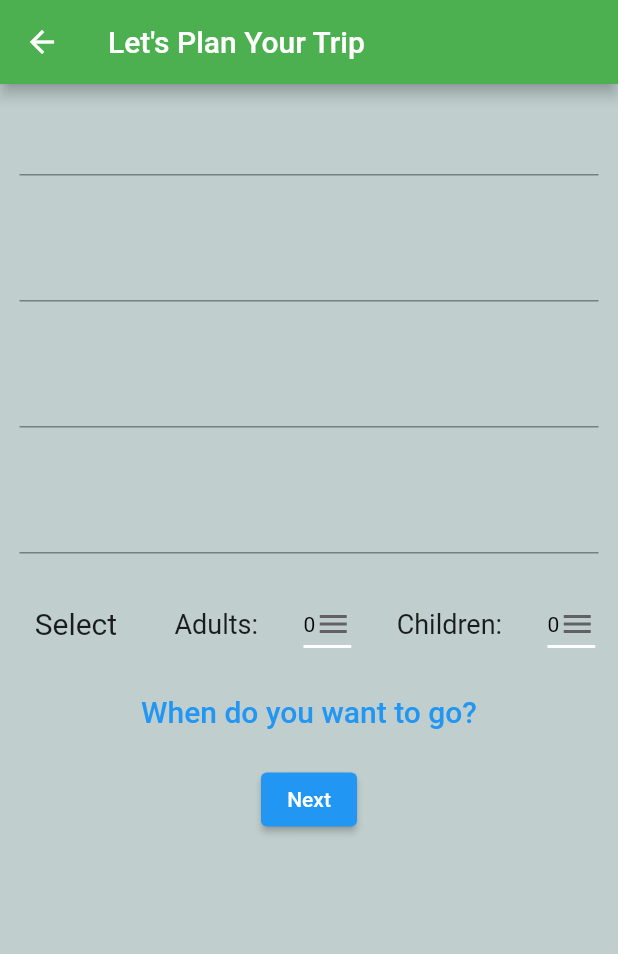
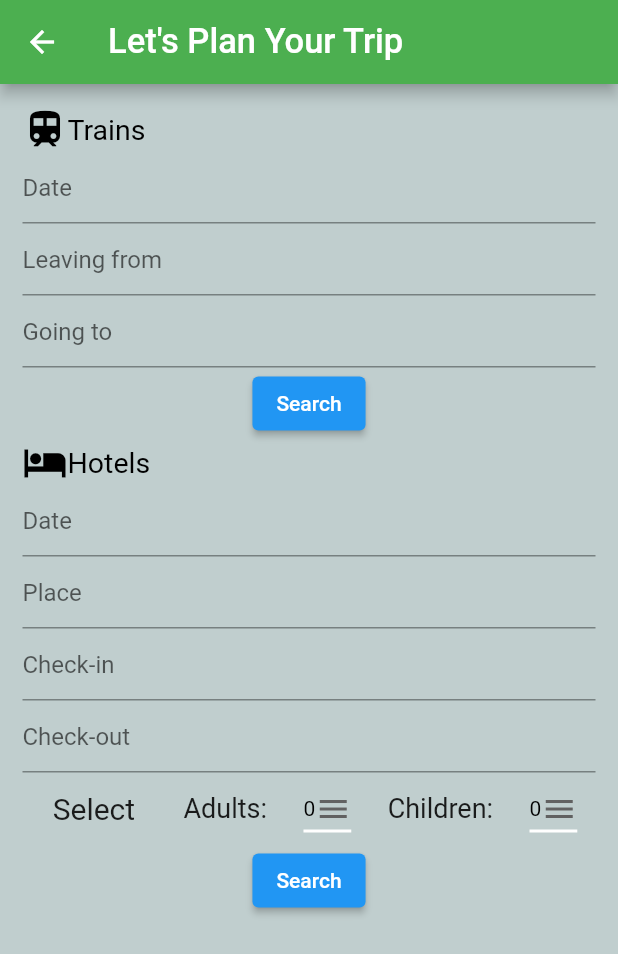
Before and after one commit to DevikaArun7/Sample_travel_ui, a Flutter app: the PlanYorTrip1 screen opened directly, after a tap on "Next", on a phone screen of 412 x 824 dp. Shown: the top 954 px of the screen. Run offline on Flutter 3.47's test engine with Material 2 defaults, Android fonts, the phone set to English and light mode, and no system bars; our stand-ins replace carousel_slider.

Commit message:
i completed second page of plan your trip page and train booking and i DID NOT add LISTTILE and i just started hotelbooking

```diff
--- a/lib/Screens/1_planyourtrip.dart
+++ b/lib/Screens/1_planyourtrip.dart
@@ -1,6 +1,7 @@
 
 import 'package:flutter/cupertino.dart';
 import 'package:flutter/material.dart';
+import 'package:sample_ui/Screens/2_planyourtrip.dart';
 
 import 'dropdownbutton.dart';
 
@@ -83,7 +84,10 @@ class _PlanYorTrip1State extends State<PlanYorTrip1> {
                 child: Text('When do you want to go?',style: TextStyle(fontSize: 20),),
               ),
               ),
-              ElevatedButton(onPressed: (){}, child: Text("Next"),),
+              ElevatedButton(onPressed: (){Navigator.push(
+                context,
+                MaterialPageRoute(builder:(context) => PlanYourTrip2()),
+              );}, child: Text("Next"),),
         ],
       ),
     );
--- /dev/null
+++ b/lib/Screens/2_planyourtrip.dart
@@ -0,0 +1,94 @@
+import 'package:flutter/material.dart';
+import 'package:flutter/src/widgets/framework.dart';
+import 'package:flutter/src/widgets/placeholder.dart';
+import 'package:sample_ui/Screens/1_planyourtrip.dart';
+import 'package:sample_ui/Screens/hotelbooking.dart';
+import 'package:sample_ui/Screens/trainbooking.dart';
+
+import 'dropdownbutton.dart';
+
+class PlanYourTrip2 extends StatefulWidget {
+  const PlanYourTrip2({super.key});
+
+  @override
+  State<PlanYourTrip2> createState() => _PlanYourTrip2State();
+}
+
+class _PlanYourTrip2State extends State<PlanYourTrip2> {
+  @override
+  Widget build(BuildContext context) {
+    return Scaffold(
+      backgroundColor: const Color(0xFFC0CECE),
+      appBar: AppBar(
+        backgroundColor: Colors.green,
+        title: Text("Let's Plan Your Trip",style: TextStyle(fontSize: 23),),
+      ),
+      body: SingleChildScrollView(
+        child: Padding(
+          padding: const EdgeInsets.all(15.0),
+          child: Column(
+            children: [
+              Row(
+                children: const [
+                  Icon(Icons.train,color: Colors.black,size: 30,),
+                  Text("Trains",style: TextStyle(fontSize: 19,color: Colors.black),),
+                ],
+              ),
+              TextFormField(decoration: InputDecoration(hintText: "Date"),),
+              TextFormField(decoration: InputDecoration(hintText: "Leaving from"),),
+              TextFormField(decoration: InputDecoration(hintText: "Going to"),),
+              ElevatedButton(onPressed: (){Navigator.push(
+                context,
+                MaterialPageRoute(builder:(context) => TrainBooking()),
+              );}, child: Text("Search"),),
+
+              Row(
+                children: const [
+                  Icon(Icons.hotel,color: Colors.black,size: 30,),
+                  Text("Hotels",style: TextStyle(fontSize: 19,color: Colors.black),),
+                ],
+              ),
+              TextFormField(decoration: InputDecoration(hintText: "Date"),),
+              TextFormField(decoration: InputDecoration(hintText: "Place"),),
+              TextFormField(decoration: InputDecoration(hintText: "Check-in"),),
+              TextFormField(decoration: InputDecoration(hintText: "Check-out"),),
+              Row(
+              mainAxisAlignment: MainAxisAlignment.spaceAround,
+              children: [
+                Padding(
+                  padding: const EdgeInsets.all(8.0),
+                  child: Text(
+                    "Select",
+                    style: TextStyle(
+                      fontSize: 20,
+                    ),
+                  ),
+                ),
+                Text(
+                  "Adults:",
+                  style: TextStyle(
+                    fontSize: 18,
+                  ),
+                ),
+                DropDownButton(),
+                Text(
+                  "Children:",
+                  style: TextStyle(
+                    fontSize: 18,
+                  ),
+                ),
+                //  SizedBox(width: 5,),
+                DropDownButton(),
+              ],
+            ),
+              ElevatedButton(onPressed: (){Navigator.push(
+                context,
+                MaterialPageRoute(builder:(context) => HotelBooking()),
+              );}, child: Text("Search"),),
+            ],
+          ),
+        ),
+      ),
+    );
+  }
+}
```
Also changed, not shown: lib/Screens/hotelbooking.dart (added, +19 -0 lines), lib/Screens/trainbooking.dart (added, +127 -0 lines).
